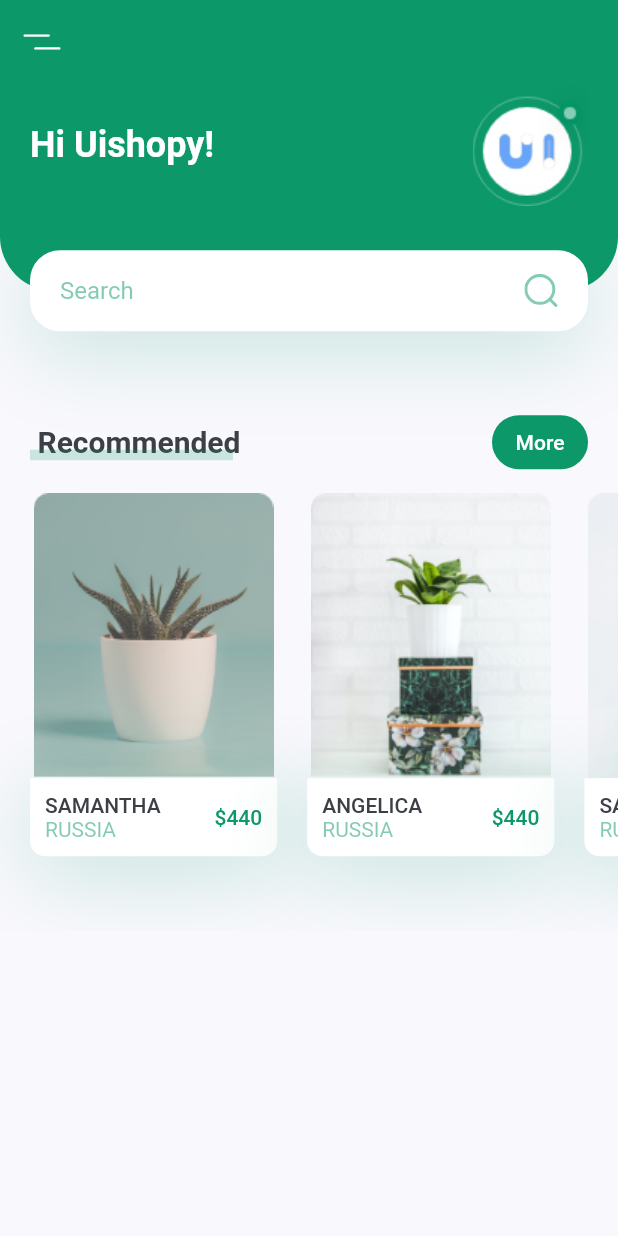
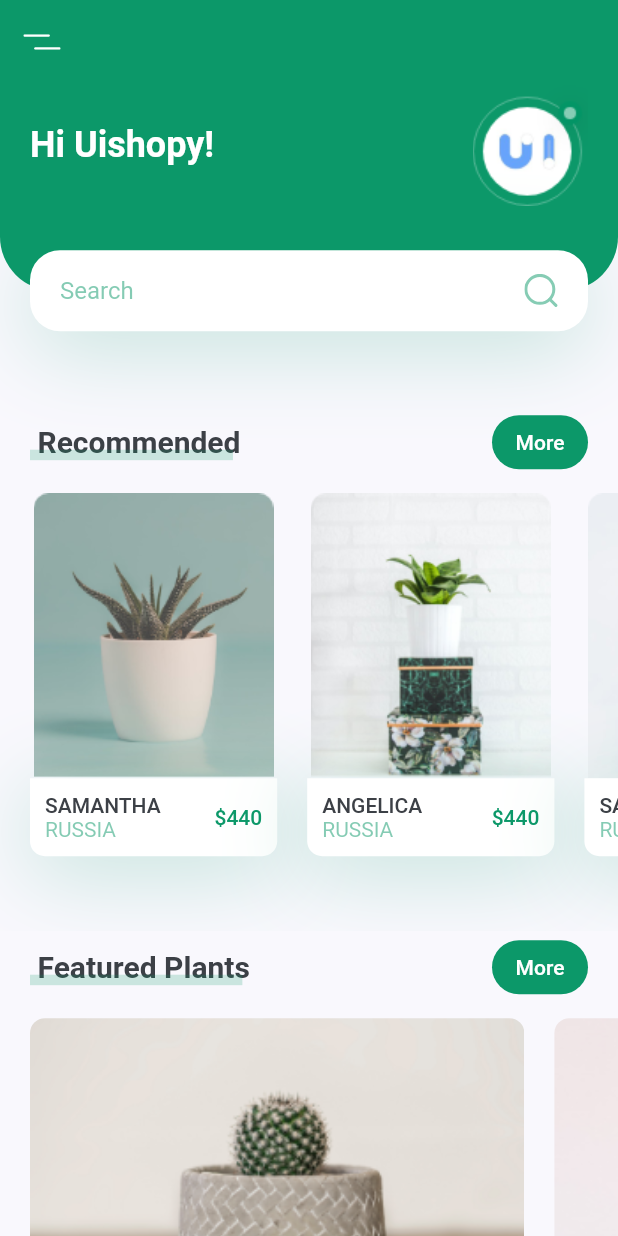
Before and after one commit to CrossLeaf/plant_flutter_app, a Flutter app: the screen it shows after launch, on a phone screen of 412 x 824 dp. Run offline on Flutter 3.47's test engine with Material 2 defaults, Android fonts, the phone set to English and light mode, and no system bars; our stand-ins replace flutter_svg.

Commit message:
add: featured plants

```diff
--- a/lib/screen/home/components/body.dart
+++ b/lib/screen/home/components/body.dart
@@ -1,5 +1,7 @@
 import 'package:flutter/material.dart';
+import 'package:plant_flutter_app/constants.dart';
 
+import 'featured_plants.dart';
 import 'header_with_searchbox.dart';
 import 'recommend_plants.dart';
 import 'title_with_more_btn.dart';
@@ -17,6 +19,9 @@ class Body extends StatelessWidget {
           HeaderWithSearchBox(size: size),
           TitleWithMoreBtn(title: "Recommended", press: () {}),
           RecommendPlants(),
+          TitleWithMoreBtn(title: "Featured Plants", press: () {}),
+          FeaturedPlants(),
+          SizedBox(height: kDefaultPadding)
         ],
       ),
     );
--- /dev/null
+++ b/lib/screen/home/components/featured_plants.dart
@@ -0,0 +1,58 @@
+import 'package:flutter/material.dart';
+
+import '../../../constants.dart';
+
+class FeaturedPlants extends StatelessWidget {
+  const FeaturedPlants({
+    Key key,
+  }) : super(key: key);
+
+  @override
+  Widget build(BuildContext context) {
+    return SingleChildScrollView(
+      scrollDirection: Axis.horizontal,
+      child: Row(
+        children: [
+          FeaturePlantCard(
+              image: "assets/images/bottom_img_1.png", press: () {}),
+          FeaturePlantCard(
+              image: "assets/images/bottom_img_2.png", press: () {}),
+        ],
+      ),
+    );
+  }
+}
+
+class FeaturePlantCard extends StatelessWidget {
+  const FeaturePlantCard({
+    Key key,
+    this.image,
+    this.press,
+  }) : super(key: key);
+  final String image;
+  final Function press;
+
+  @override
+  Widget build(BuildContext context) {
+    Size size = MediaQuery.of(context).size;
+    return GestureDetector(
+      onTap: press,
+      child: Container(
+        margin: EdgeInsets.only(
+          left: kDefaultPadding,
+          top: kDefaultPadding / 2,
+          bottom: kDefaultPadding / 2,
+        ),
+        width: size.width * 0.8,
+        height: 185,
+        decoration: BoxDecoration(
+          borderRadius: BorderRadius.circular(10),
+          image: DecorationImage(
+            fit: BoxFit.cover,
+            image: AssetImage(image),
+          ),
+        ),
+      ),
+    );
+  }
+}
```
